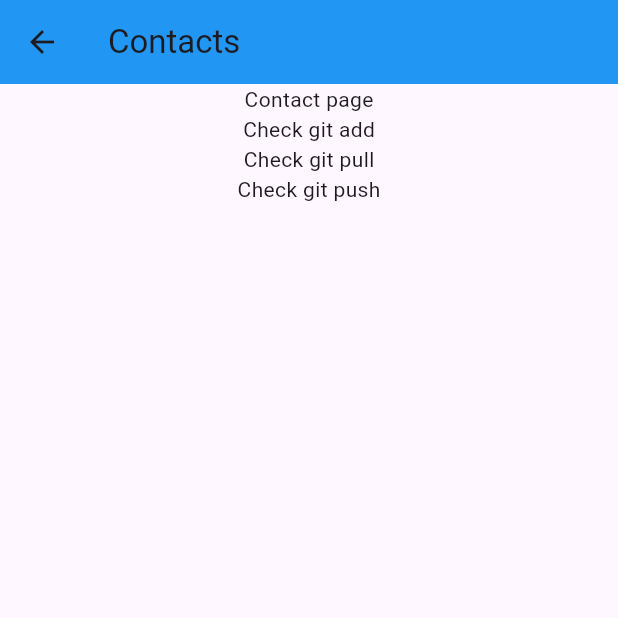
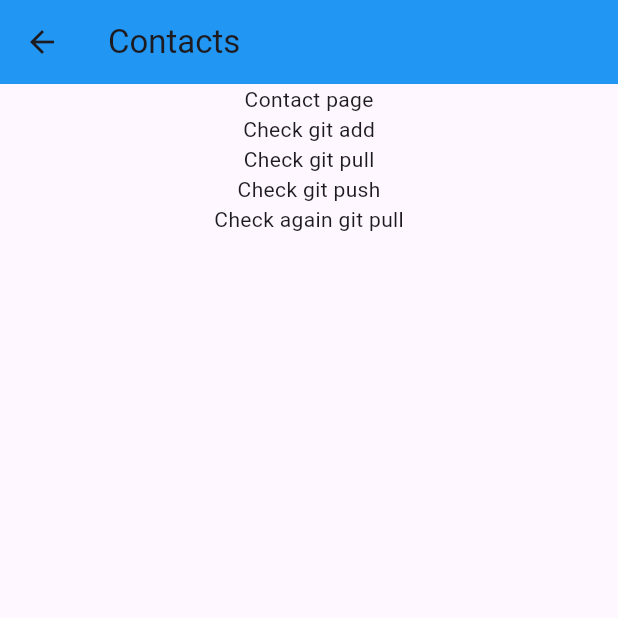
Before and after one commit to Talha-Ahsan5/API-calls---Practice-Git, a Flutter app: the Contacts screen opened directly, on a phone screen of 412 x 824 dp, the top half of it. Run offline on Flutter 3.47's test engine with Material 3 defaults, Android fonts, the phone set to English and light mode, and no system bars; network calls fail.

Commit message:
Update contacts.dart

```diff
--- a/lib/contacts.dart
+++ b/lib/contacts.dart
@@ -18,6 +18,7 @@ class Contacts extends StatelessWidget {
           Text('Check git add'),
           Text('Check git pull'), //fixed that bug check pls
           Text('Check git push'),
+          Text('Check again git pull'),
         ],
       ),
     );
```
